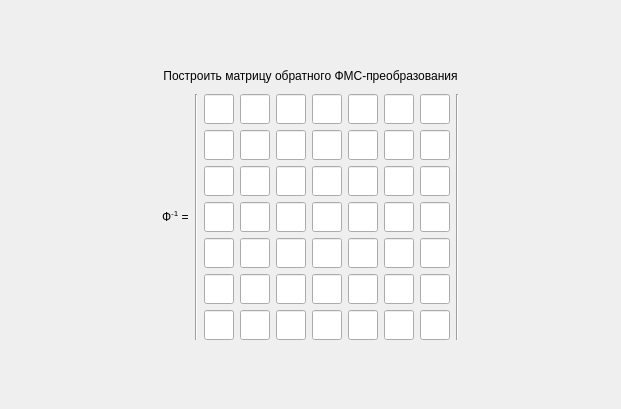
bukhmastov/gf, file task/screentask6.ui: the form before one commit.
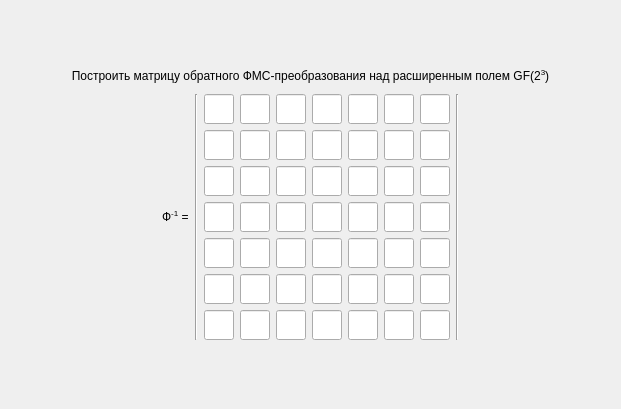
The form after the commit.

```diff
--- a/task/screentask6.ui
+++ b/task/screentask6.ui
@@ -47,7 +47,7 @@
         <string notr="true">font: 75 16pt &quot;MS Shell Dlg 2&quot;;</string>
        </property>
        <property name="text">
-        <string>Построить матрицу обратного ФМС-преобразования</string>
+        <string>Построить матрицу обратного ФМС-преобразования над расширенным полем GF(2&lt;sup&gt;3&lt;/sup&gt;)</string>
        </property>
        <property name="alignment">
         <set>Qt::AlignCenter</set>
```
